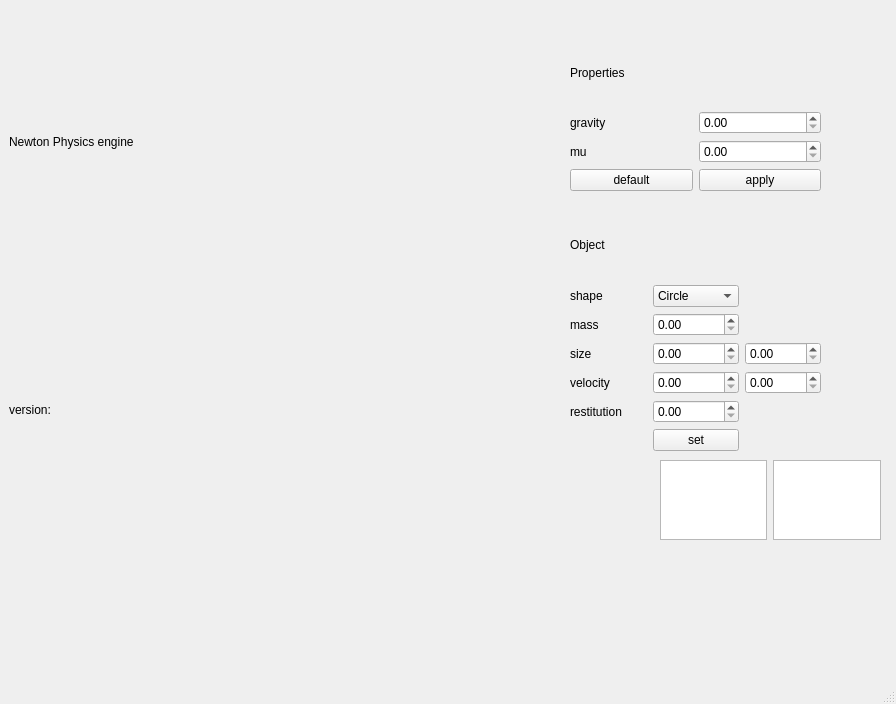
First picture: the form in Physics_engine/mainwindow.ui, repository Seismic-wave-Han/physics_engine, before the edit.
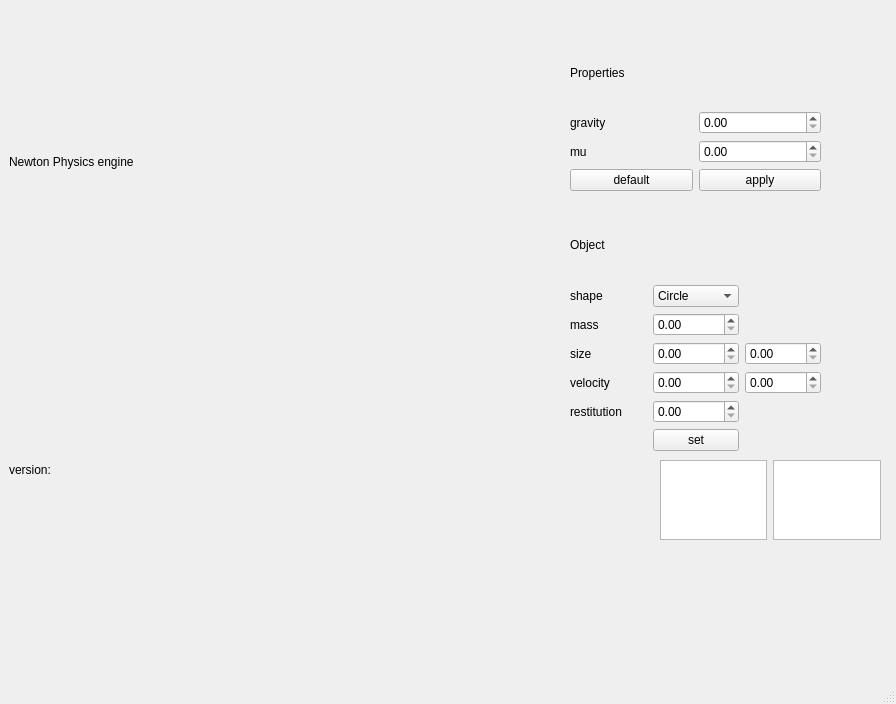
Second picture: the form after the edit.

The edit to the form file:
```diff
--- a/Physics_engine/mainwindow.ui
+++ b/Physics_engine/mainwindow.ui
@@ -20,7 +20,7 @@
       <x>9</x>
       <y>10</y>
       <width>631</width>
-      <height>531</height>
+      <height>611</height>
      </rect>
     </property>
     <layout class="QVBoxLayout" name="verticalLayout">
```
